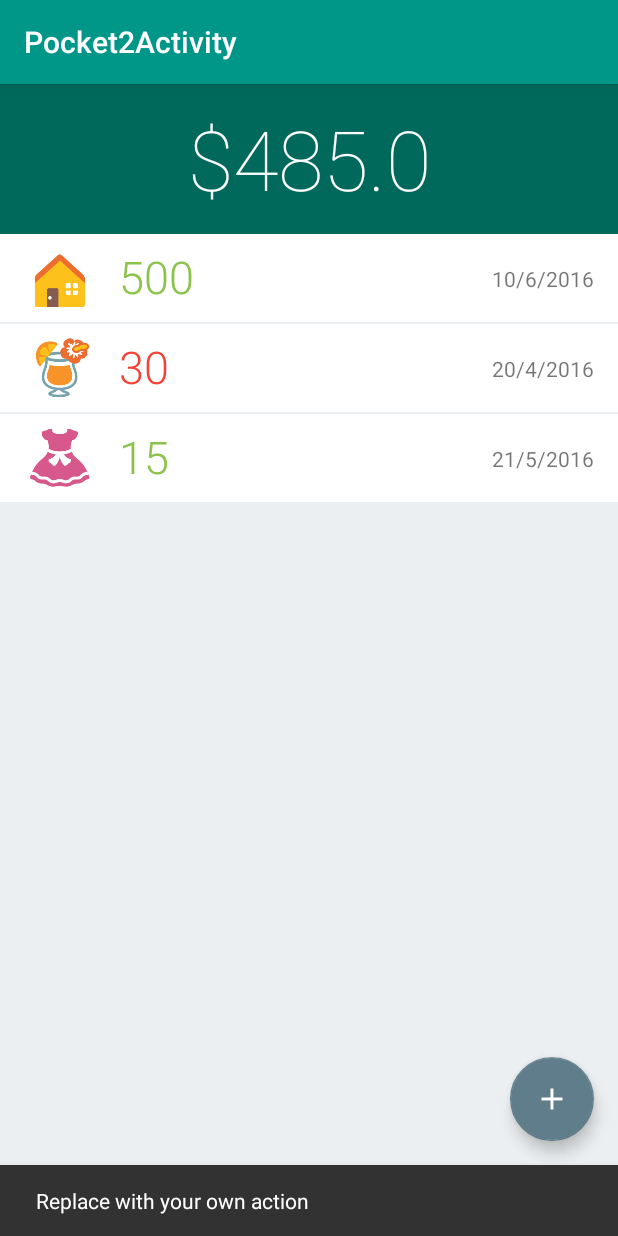
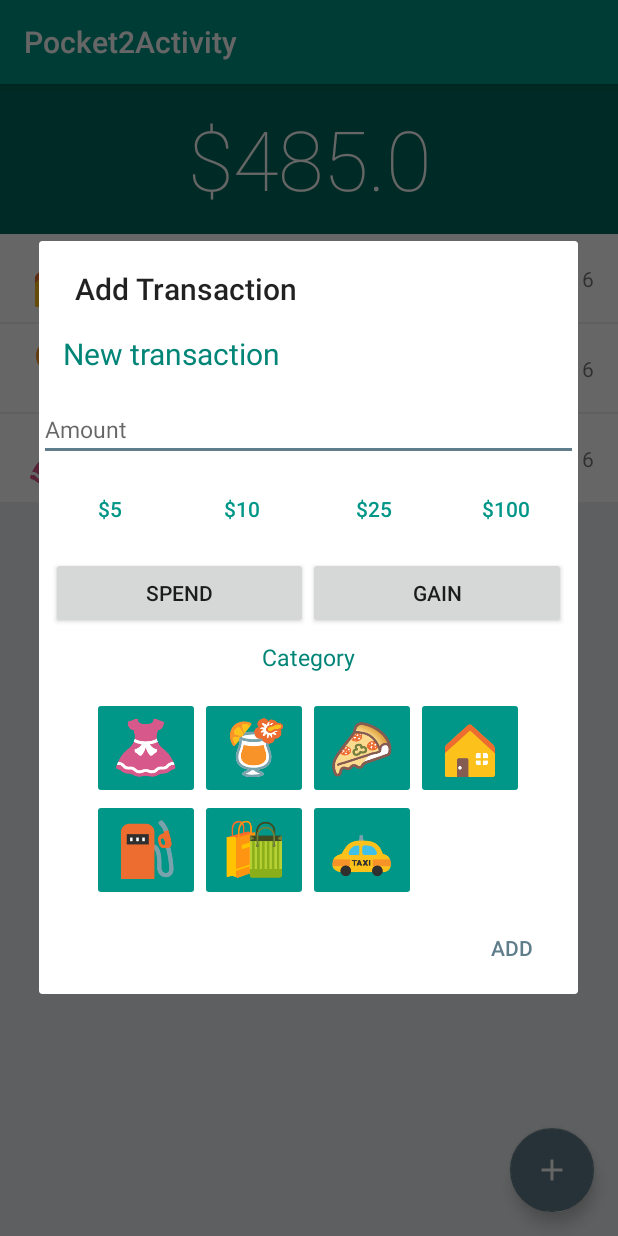
Before and after one commit to danifujii/Coute, an Android app: the PocketActivity screen opened directly, with no data from a screen before it, after a tap on an icon or button, on a phone screen of 412 x 824 dp. Run offline under Robolectric (Android 15) with nearby library versions, the phone set to English and light mode, and no system bars; 2 statements that could not run were skipped.

Commit message:
Dialog addTransaction (sin seleccion de botones para categorias y botones spend/gain)

```diff
--- a/app/src/main/java/com/example/daniel/projectnutella/PocketActivity.java
+++ b/app/src/main/java/com/example/daniel/projectnutella/PocketActivity.java
@@ -8,21 +8,30 @@ import android.support.v7.app.AppCompatActivity;
 import android.support.v7.widget.LinearLayoutManager;
 import android.support.v7.widget.RecyclerView;
 import android.support.v7.widget.Toolbar;
+import android.text.Editable;
+import android.text.Layout;
 import android.util.Log;
 import android.view.View;
+import android.widget.EditText;
+import android.widget.LinearLayout;
 import android.widget.TextView;
 import android.content.DialogInterface;
+import android.widget.Toast;
 
 import com.example.daniel.projectnutella.adapter.TransactionAdapter;
+import com.example.daniel.projectnutella.data.DbHelper;
 import com.example.daniel.projectnutella.data.Pocket;
 import com.example.daniel.projectnutella.data.Transaction;
 
+import java.text.SimpleDateFormat;
 import java.util.ArrayList;
+import java.util.Date;
 import java.util.List;
 
 public class PocketActivity extends AppCompatActivity {
 
     private int pocketId;
+    private AlertDialog dialogAddTrans;
 
     @Override
     protected void onCreate(Bundle savedInstanceState) {
@@ -37,8 +46,7 @@ public class PocketActivity extends AppCompatActivity {
             fab.setOnClickListener(new View.OnClickListener() {
                 @Override
                 public void onClick(View view) {
-                    Snackbar.make(view, "Replace with your own action", Snackbar.LENGTH_LONG)
-                            .setAction("Action", null).show();
+                    addTransaction();
                 }
             });
 
@@ -72,14 +80,52 @@ public class PocketActivity extends AppCompatActivity {
         balanceTV.setText("$"+net);
     }
 
-    /*public void addTransaction(){
+    public void addTransaction(){
         AlertDialog.Builder builder = new AlertDialog.Builder(PocketActivity.this);
         builder.setTitle("Add Transaction");
         builder.setPositiveButton(R.string.add_button, new DialogInterface.OnClickListener(){
-            public void onClick(DialogInterface, int id) {
-                if (nameTransaction != null)
+            public void onClick(DialogInterface d, int id) {
+                if (dialogAddTrans != null) {
+                    SimpleDateFormat dateFormat = new SimpleDateFormat("yyyy-MM-dd HH:mm:ss");
+                    Date date = new Date();
+                    String fecha=dateFormat.format(date);
+                    DbHelper db = new DbHelper(PocketActivity.this);
+                    int nroCat = ((LinearLayout) dialogAddTrans.findViewById(R.id.layoutAmounts)).getChildCount();
+                    int cat = catSelected(nroCat);
+                    if ( cat != -1 && !(((EditText) dialogAddTrans.findViewById(R.id.amountET)).getText().toString().isEmpty())){
+                        Transaction newT = new Transaction(((EditText) dialogAddTrans.findViewById(R.id.amountET)).getText().toString(),fecha,pocketId,cat,isIncome());
+                        db.insertTransaction(newT);
+                    }
+                    else {
+                        Toast toast = Toast.makeText(PocketActivity.this,
+                                getString(R.string.error_add_transaction), Toast.LENGTH_SHORT);
+                        toast.show();
+                    }
+
+                }
             }
+        });
+        builder.setView(R.layout.add_transaction);
+        dialogAddTrans = builder.create();
+        dialogAddTrans.show();
+    }
+
+    public int catSelected(int childCount){
+        for (int i = 0; i < childCount - 1; i++){
+            if (dialogAddTrans != null)
+                if (!((LinearLayout) dialogAddTrans.findViewById(R.id.layoutAmounts)).getChildAt(i).isSelected())
+                    return i;
         }
-    }*/
+        return -1;
+    }
+
+    public boolean isIncome() {
+        if (dialogAddTrans != null)
+            if (dialogAddTrans.findViewById(R.id.spendBT).isSelected())
+                return false;
+            else
+                return true;
+        return false; //Retorno falso por defecto
+    }
 
 }
--- a/app/src/main/res/layout/add_transaction.xml
+++ b/app/src/main/res/layout/add_transaction.xml
@@ -19,7 +19,7 @@
     <EditText
         android:layout_width="match_parent"
         android:layout_height="wrap_content"
-        android:id="@+id/amount"
+        android:id="@+id/amountET"
         android:hint="Amount"
         android:layout_gravity="center_horizontal"
         android:singleLine="true"
@@ -27,45 +27,51 @@
 
     <LinearLayout
         android:orientation="horizontal"
-        android:layout_width="match_parent"
+        android:paddingTop="8dp"
+        android:paddingBottom="8dp"
+        android:layout_gravity="center_horizontal"
+        android:layout_width="wrap_content"
         android:layout_height="wrap_content"
-        android:layout_gravity="center_horizontal">
-
+        android:gravity="center"
+        android:id="@+id/layoutAmounts">
         <Button
             android:layout_width="wrap_content"
             android:layout_height="wrap_content"
             android:text="$5"
-            android:id="@+id/buttonAmoun1" />
+            android:id="@+id/buttonAmoun1"
+            style="?android:attr/borderlessButtonStyle"
+            android:textColor="@color/colorPrimary"/>
 
         <Button
             android:layout_width="wrap_content"
             android:layout_height="wrap_content"
             android:text="$10"
+            android:textColor="@color/colorPrimary"
+            style="?android:attr/borderlessButtonStyle"
             android:id="@+id/buttonAmount2" />
 
         <Button
             android:layout_width="wrap_content"
             android:layout_height="wrap_content"
             android:text="$25"
+            android:textColor="@color/colorPrimary"
+            style="?android:attr/borderlessButtonStyle"
             android:id="@+id/buttonAmount3" />
 
         <Button
             android:layout_width="wrap_content"
             android:layout_height="wrap_content"
             android:text="$100"
+            android:textColor="@color/colorPrimary"
+            style="?android:attr/borderlessButtonStyle"
             android:id="@+id/buttonAmount4" />
     </LinearLayout>
 
     <LinearLayout
         android:orientation="horizontal"
-        android:layout_width="match_parent"
-        android:layout_height="wrap_content"
-        android:layout_gravity="center_horizontal"></LinearLayout>
-
-    <LinearLayout
-        android:orientation="horizontal"
-        android:paddingTop="8dp"
         android:paddingBottom="8dp"
+        android:paddingLeft="8dp"
+        android:paddingRight="8dp"
         android:layout_width="match_parent"
         android:layout_height="wrap_content"
         android:layout_gravity="center">
@@ -75,16 +81,17 @@
             android:layout_width="wrap_content"
             android:layout_height="wrap_content"
             android:text="SPEND"
-            android:id="@+id/button"
+            android:id="@+id/spendBT"
             android:layout_weight="0.26"
-            android:allowUndo="false" />
+            android:allowUndo="false"
+            android:clickable="false" />
 
 
         <Button
             android:layout_width="wrap_content"
             android:layout_height="wrap_content"
             android:text="GAIN"
-            android:id="@+id/button2"
+            android:id="@+id/gainBT"
             android:layout_weight="0.26"
             android:allowUndo="false" />
     </LinearLayout>
--- a/app/src/main/res/values/strings.xml
+++ b/app/src/main/res/values/strings.xml
@@ -13,4 +13,5 @@
     <string name="welcome">Welcome</string>
     <string name="welcome_message">Please deselect the categories you won\'t need.</string>
     <string name="next">Continue</string>
+    <string name="error_add_transaction">Error</string>
 </resources>
```
